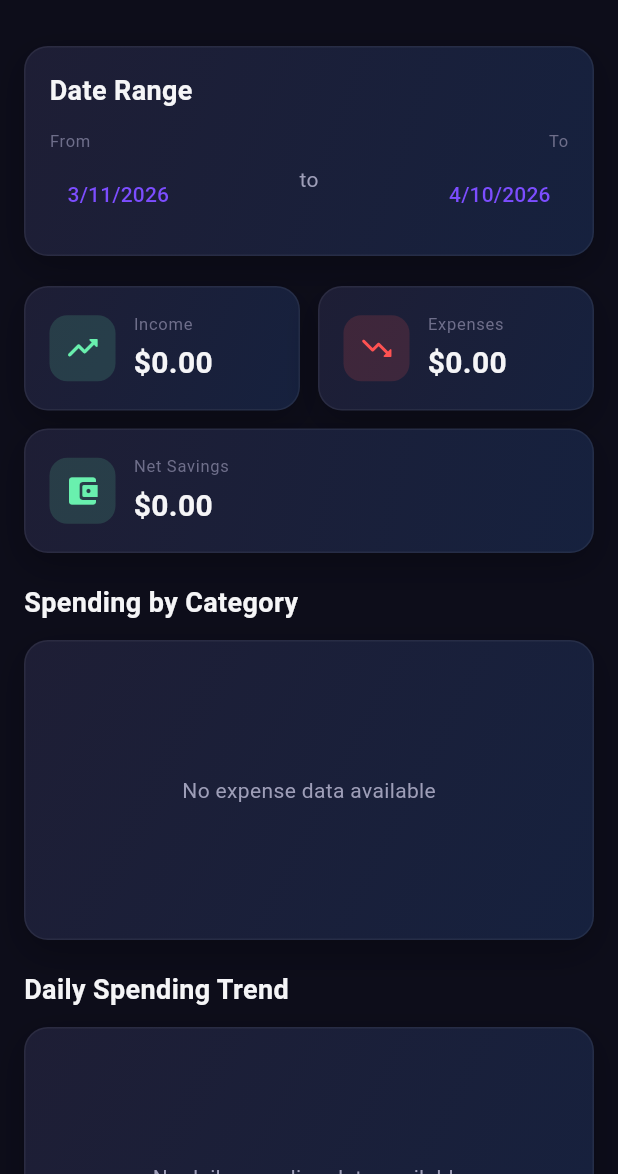
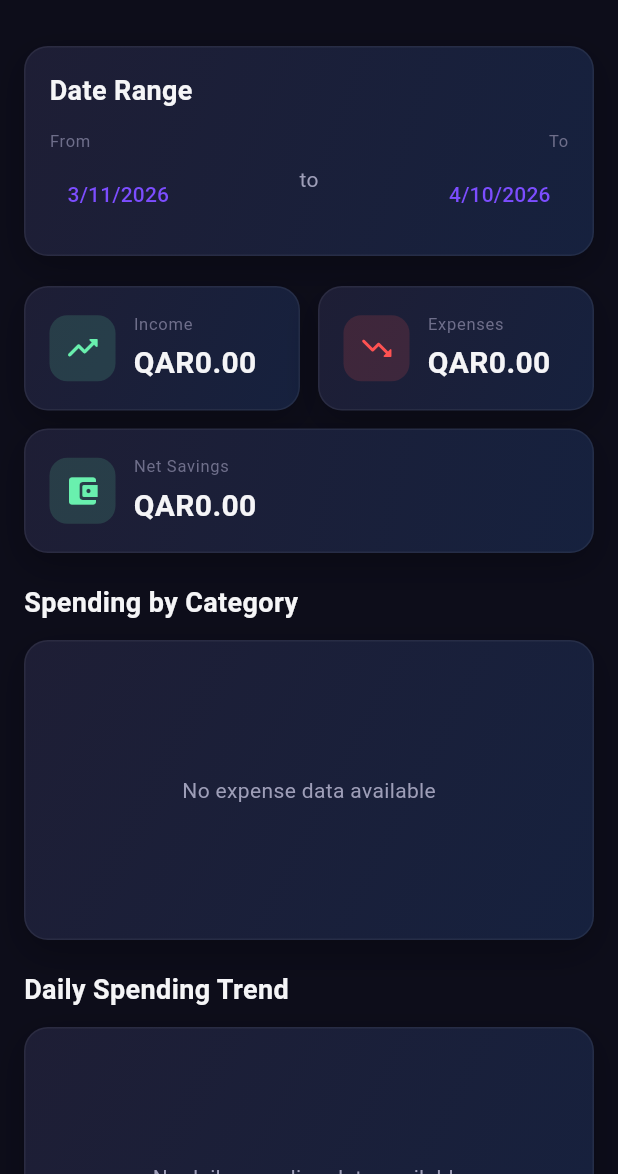
Before and after one commit to henricktomfranco/Thangu, a Flutter app: the AnalyticsScreen screen opened directly, on a phone screen of 412 x 824 dp, the part 62-1236 px from its top. Run offline on Flutter 3.47's test engine with Material 3 defaults, Android fonts, the phone set to English and light mode, and no system bars; our stand-ins replace fl_chart, shared_preferences, sqflite; accounts and stored records are empty; network calls fail.

Commit message:
fix: Update all currency displays to QAR consistently
- Update analytics_screen.dart income/expenses/net savings displays
- Update goals_screen.dart total savings display
- Update ai_service.dart financial prompts
- Update database_service.dart default currency
- Update goal_card.dart widget

```diff
--- a/lib/screens/analytics_screen.dart
+++ b/lib/screens/analytics_screen.dart
@@ -213,7 +213,7 @@ class _AnalyticsScreenState extends State<AnalyticsScreen> {
             Expanded(
               child: _buildStatCard(
                 title: 'Income',
-                value: '\$${_totalIncome.toStringAsFixed(2)}',
+                value: 'QAR${_totalIncome.toStringAsFixed(2)}',
                 color: AppTheme.income,
                 icon: Icons.trending_up_rounded,
               ),
@@ -222,7 +222,7 @@ class _AnalyticsScreenState extends State<AnalyticsScreen> {
             Expanded(
               child: _buildStatCard(
                 title: 'Expenses',
-                value: '\$${_totalExpenses.toStringAsFixed(2)}',
+                value: 'QAR${_totalExpenses.toStringAsFixed(2)}',
                 color: AppTheme.expense,
                 icon: Icons.trending_down_rounded,
               ),
@@ -232,7 +232,7 @@ class _AnalyticsScreenState extends State<AnalyticsScreen> {
         const SizedBox(height: 12),
         _buildStatCard(
           title: 'Net Savings',
-          value: '\$${_netSavings.toStringAsFixed(2)}',
+          value: 'QAR${_netSavings.toStringAsFixed(2)}',
           color: _netSavings >= 0 ? AppTheme.income : AppTheme.expense,
           icon: Icons.account_balance_wallet_rounded,
         ),
@@ -425,7 +425,7 @@ class _AnalyticsScreenState extends State<AnalyticsScreen> {
               ],
             ),
           ),
-          Text('\$${amount.toStringAsFixed(2)}',
+          Text('QAR${amount.toStringAsFixed(2)}',
               style: const TextStyle(
                   color: AppTheme.textPrimary, fontWeight: FontWeight.w600)),
         ],
@@ -494,7 +494,7 @@ class _AnalyticsScreenState extends State<AnalyticsScreen> {
               ],
             ),
           ),
-          Text('\$${txn.amount.toStringAsFixed(2)}',
+          Text('QAR${txn.amount.toStringAsFixed(2)}',
               style: const TextStyle(
                   color: AppTheme.expense, fontWeight: FontWeight.w600)),
         ],
--- a/lib/services/database_service.dart
+++ b/lib/services/database_service.dart
@@ -59,7 +59,7 @@ class DatabaseService {
       CREATE TABLE $tableTransactions (
         $columnId TEXT PRIMARY KEY,
         $columnAmount REAL NOT NULL,
-        $columnCurrency TEXT NOT NULL DEFAULT 'INR',
+        $columnCurrency TEXT NOT NULL DEFAULT 'QAR',
         $columnType TEXT NOT NULL,
         $columnCategory TEXT NOT NULL,
         $columnDescription TEXT,
@@ -111,8 +111,7 @@ class DatabaseService {
 
     query += ' LIMIT $limit';
 
-    final List<Map<String, dynamic>> maps =
-        await db.rawQuery(query, whereArgs);
+    final List<Map<String, dynamic>> maps = await db.rawQuery(query, whereArgs);
     return List.generate(
         maps.length, (i) => app_transaction.Transaction.fromMap(maps[i]));
   }
--- a/lib/widgets/goal_card.dart
+++ b/lib/widgets/goal_card.dart
@@ -109,7 +109,7 @@ class GoalCard extends StatelessWidget {
               mainAxisAlignment: MainAxisAlignment.spaceBetween,
               children: [
                 Text(
-                  '\$${goal.currentAmount.toStringAsFixed(0)} / \$${goal.targetAmount.toStringAsFixed(0)}',
+                  'QAR${goal.currentAmount.toStringAsFixed(0)} / QAR${goal.targetAmount.toStringAsFixed(0)}',
                   style: const TextStyle(
                     fontSize: 13,
                     color: AppTheme.textSecondary,
```
Also changed, not shown: lib/screens/goals_screen.dart (+10 -16 lines), lib/services/ai_service.dart (+18 -13 lines).
